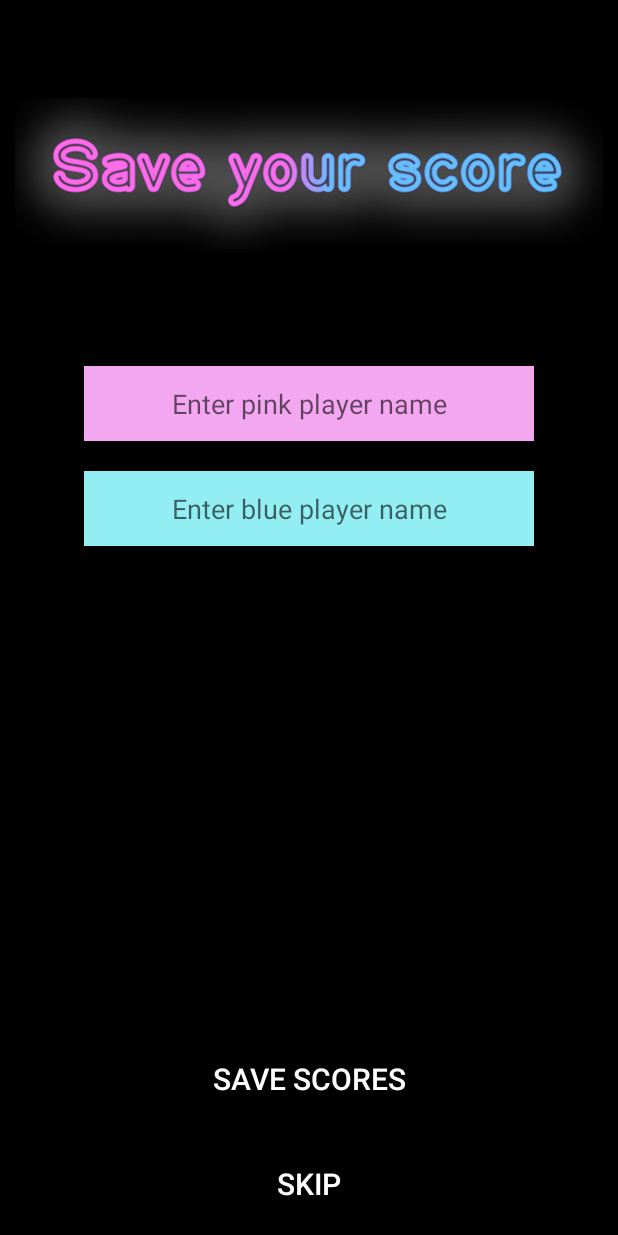
After one commit to Joanna-Wojdylo/TicTacToe, an Android app: the EndGameDouble screen opened directly, with no data from a screen before it, on a phone screen of 412 x 824 dp. The commit adds this screen. Run offline under Robolectric (Android 15) with nearby library versions, the phone set to English and light mode, and no system bars.

Commit message:
Game works OK, last commit before trying implementing SQL.

```diff
--- a/app/build.gradle
+++ b/app/build.gradle
@@ -31,4 +31,5 @@ dependencies {
     testImplementation 'junit:junit:4.12'
     androidTestImplementation 'androidx.test.ext:junit:1.1.1'
     androidTestImplementation 'androidx.test.espresso:espresso-core:3.2.0'
+    implementation 'com.google.android.material:material:1.1.0'
 }
--- a/app/src/main/AndroidManifest.xml
+++ b/app/src/main/AndroidManifest.xml
@@ -20,6 +20,7 @@
                 <category android:name="android.intent.category.LAUNCHER" />
             </intent-filter>
         </activity>
+        <activity android:name=".EndGameDouble" />
     </application>
 
 </manifest>
--- /dev/null
+++ b/app/src/main/java/com/example/tictactoe/EndGameDouble.java
@@ -0,0 +1,41 @@
+package com.example.tictactoe;
+
+import android.content.Intent;
+import android.os.Bundle;
+import android.view.View;
+import android.widget.Button;
+import android.widget.EditText;
+
+import androidx.appcompat.app.AppCompatActivity;
+
+public class EndGameDouble extends AppCompatActivity {
+
+    public EndGameDouble(){
+    }
+    @Override
+    protected void onCreate(Bundle savedInstanceState) {
+        super.onCreate(savedInstanceState);
+        setContentView(R.layout.end_game_double_layout);
+
+        Button end_without_saving = (Button) findViewById(R.id.skip_saving);
+        Button save_and_open_board = (Button) findViewById(R.id.save_to_score_board);
+        EditText pink_name = (EditText) findViewById(R.id.enter_pink_name);
+        EditText blue_name = (EditText) findViewById(R.id.enter_blue_name);
+
+
+        save_and_open_board.setOnClickListener(new View.OnClickListener() {
+            public void onClick(View v) {
+                //Intent intent = new Intent(getApplicationContext(), EndGameDouble.class);
+                //startActivity(intent);
+            }
+        });
+
+        end_without_saving.setOnClickListener(new View.OnClickListener() {
+            public void onClick(View v) {
+                Intent intent = new Intent(getApplicationContext(), MainActivity.class);
+                startActivity(intent);
+            }
+        });
+    }
+
+}
--- a/app/src/main/res/layout/activity_double_player.xml
+++ b/app/src/main/res/layout/activity_double_player.xml
@@ -5,7 +5,7 @@
     android:layout_width="match_parent"
     android:layout_height="match_parent"
     tools:context=".DoublePlayer"
-    android:background="@drawable/noc"
+    android:background="#000"
     android:orientation="vertical">
     <RelativeLayout
         android:layout_width="match_parent"
--- a/app/src/main/res/layout/activity_main.xml
+++ b/app/src/main/res/layout/activity_main.xml
@@ -14,8 +14,8 @@
         android:id="@+id/imageView"
         android:layout_width="match_parent"
         android:layout_height="wrap_content"
-        android:padding="30dp"
-        android:src="@drawable/logo2"
+        android:padding="10dp"
+        android:src="@drawable/logo"
         app:layout_constraintTop_toTopOf="parent" />
 
     <LinearLayout
--- /dev/null
+++ b/app/src/main/res/layout/end_game_double_layout.xml
@@ -0,0 +1,92 @@
+<?xml version="1.0" encoding="utf-8"?>
+<LinearLayout xmlns:android="http://schemas.android.com/apk/res/android"
+    xmlns:app="http://schemas.android.com/apk/res-auto"
+    xmlns:tools="http://schemas.android.com/tools"
+    android:exported="true"
+    android:layout_width="match_parent"
+    android:layout_height="match_parent"
+    android:orientation="vertical"
+    tools:context=".EndGameDouble"
+    android:background="#000"
+    >
+
+    <ImageView
+        android:id="@+id/imageView"
+        android:layout_width="match_parent"
+        android:layout_height="wrap_content"
+        android:padding="10dp"
+        android:src="@drawable/save_score"
+        app:layout_constraintTop_toTopOf="parent"
+        android:contentDescription="@string/save_your_score_neon" />
+    <EditText
+        android:id="@+id/enter_pink_name"
+        android:layout_width="300dp"
+        android:layout_height="50dp"
+        android:background="#f3a7f0"
+        android:layout_gravity="center"
+        android:gravity = "center"
+        android:hint ="@string/enter_pink_player_name"
+        android:inputType="text"
+        android:layout_margin="10dp"
+        android:autofillHints="username">
+
+        <requestFocus />
+    </EditText>
+
+    <EditText
+        android:id="@+id/enter_blue_name"
+        android:layout_width="300dp"
+        android:layout_height="50dp"
+        android:background="#92eef3"
+        android:layout_gravity="center"
+        android:gravity = "center"
+        android:hint ="@string/enter_blue_player_name"
+        android:inputType="text"
+        android:layout_margin="10dp"
+        android:autofillHints="username">
+
+        <requestFocus />
+    </EditText>
+
+    <LinearLayout
+        android:layout_width="match_parent"
+        android:layout_height="0dp"
+        android:layout_gravity="bottom"
+        android:layout_weight="1"
+        android:gravity="center|bottom"
+        android:orientation="vertical">
+
+
+
+        <Button
+            android:id="@+id/save_to_score_board"
+            android:layout_width="match_parent"
+            android:layout_height="50dp"
+            android:layout_marginLeft="10dp"
+            android:layout_marginTop="10dp"
+            android:layout_marginRight="10dp"
+            android:layout_marginBottom="10dp"
+            android:background="#000"
+            android:padding="10dp"
+            android:text="@string/save_scores"
+            android:textColor="#fff"
+            android:textSize="20sp" />
+
+        <Button
+            android:id="@+id/skip_saving"
+            android:layout_width="match_parent"
+            android:layout_height="50dp"
+            android:layout_marginLeft="10dp"
+            android:layout_marginTop="10dp"
+            android:layout_marginRight="10dp"
+            android:layout_marginBottom="10dp"
+            android:background="#000"
+            android:padding="10dp"
+            android:text="@string/skip"
+            android:textColor="#fff"
+            android:textSize="20sp" />
+
+
+    </LinearLayout>
+
+</LinearLayout>
--- a/app/src/main/res/values/strings.xml
+++ b/app/src/main/res/values/strings.xml
@@ -1,3 +1,8 @@
 <resources>
     <string name="app_name">TicTacToe</string>
+    <string name="enter_pink_player_name">Enter pink player name</string>
+    <string name="enter_blue_player_name">Enter blue player name</string>
+    <string name="save_scores">Save scores</string>
+    <string name="skip">Skip</string>
+    <string name="save_your_score_neon">Save your score neon</string>
 </resources>
```
Also changed, not shown: app/src/main/java/com/example/tictactoe/DoublePlayer.java (+14 -10 lines), app/src/main/java/com/example/tictactoe/SinglePlayer.java (+37 -19 lines), app/src/main/res/layout/activity_single_player.xml (deleted, +0 -48 lines), app/src/main/res/drawable/save_score.png (added).
